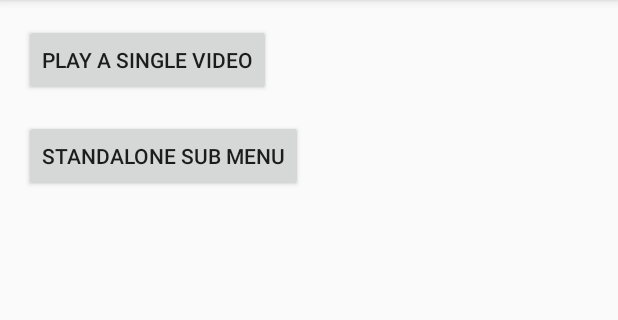
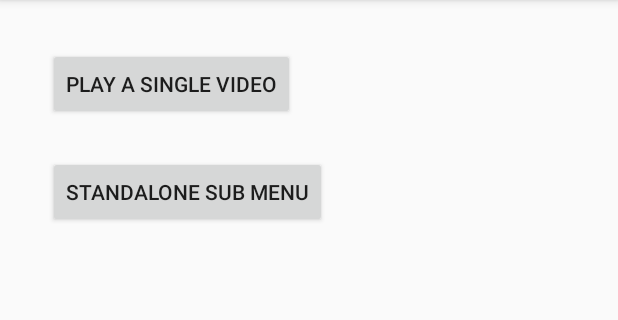
Before and after one commit to AnnaMedvedieva/youtube-player, an Android app: the screen it shows after launch (MainActivity), on a phone screen of 412 x 824 dp, the part 84-404 px from its top. Run offline under Robolectric (Android 15) with nearby library versions, the phone set to English and light mode, and no system bars; libraries missing offline, so code that uses them is left out: org.company.example.

Commit message:
Add screenshots for README

```diff
--- a/app/src/main/java/org/company/example/annamedvedieva/youtubeplayer/YoutubeActivity.java
+++ b/app/src/main/java/org/company/example/annamedvedieva/youtubeplayer/YoutubeActivity.java
@@ -26,7 +26,7 @@ public class YoutubeActivity extends YouTubeBaseActivity implements YouTubePlaye
         setContentView(layout);
 
         YouTubePlayerView playerView = new YouTubePlayerView(this);
-        playerView.setLayoutParams(new ConstraintLayout.LayoutParams(ViewGroup.LayoutParams.MATCH_PARENT, ViewGroup.LayoutParams.MATCH_PARENT));
+        playerView.setLayoutParams(new ConstraintLayout.LayoutParams(ViewGroup.LayoutParams.WRAP_CONTENT, ViewGroup.LayoutParams.WRAP_CONTENT));
         layout.addView(playerView);
         playerView.initialize(GOOGLE_API_KEY,this);
     }
--- a/app/src/main/res/layout/activity_main.xml
+++ b/app/src/main/res/layout/activity_main.xml
@@ -10,8 +10,8 @@
         android:id="@+id/btnPlaySingle"
         android:layout_width="wrap_content"
         android:layout_height="wrap_content"
-        android:layout_marginStart="16dp"
-        android:layout_marginTop="16dp"
+        android:layout_marginStart="32dp"
+        android:layout_marginTop="32dp"
         android:text="Play a single video"
         app:layout_constraintStart_toStartOf="parent"
         app:layout_constraintTop_toTopOf="parent" />
@@ -20,7 +20,7 @@
         android:id="@+id/btnStandalone"
         android:layout_width="wrap_content"
         android:layout_height="wrap_content"
-        android:layout_marginTop="16dp"
+        android:layout_marginTop="24dp"
         android:text="Standalone sub menu"
         app:layout_constraintStart_toStartOf="@+id/btnPlaySingle"
         app:layout_constraintTop_toBottomOf="@+id/btnPlaySingle" />
```
Also changed, not shown: 2 other files.
